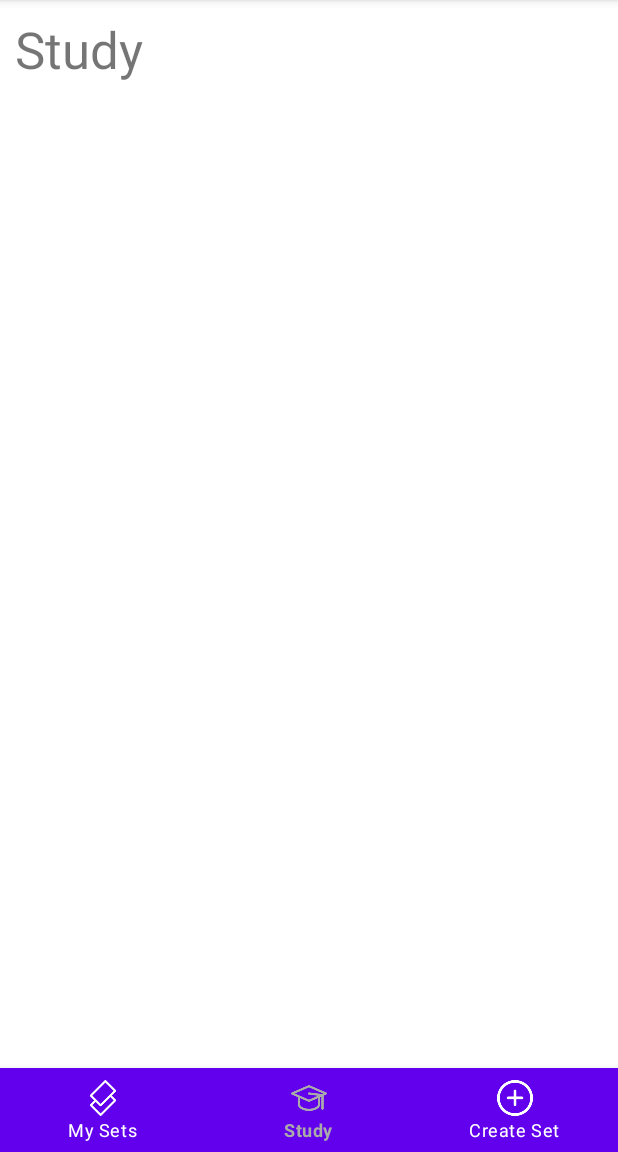
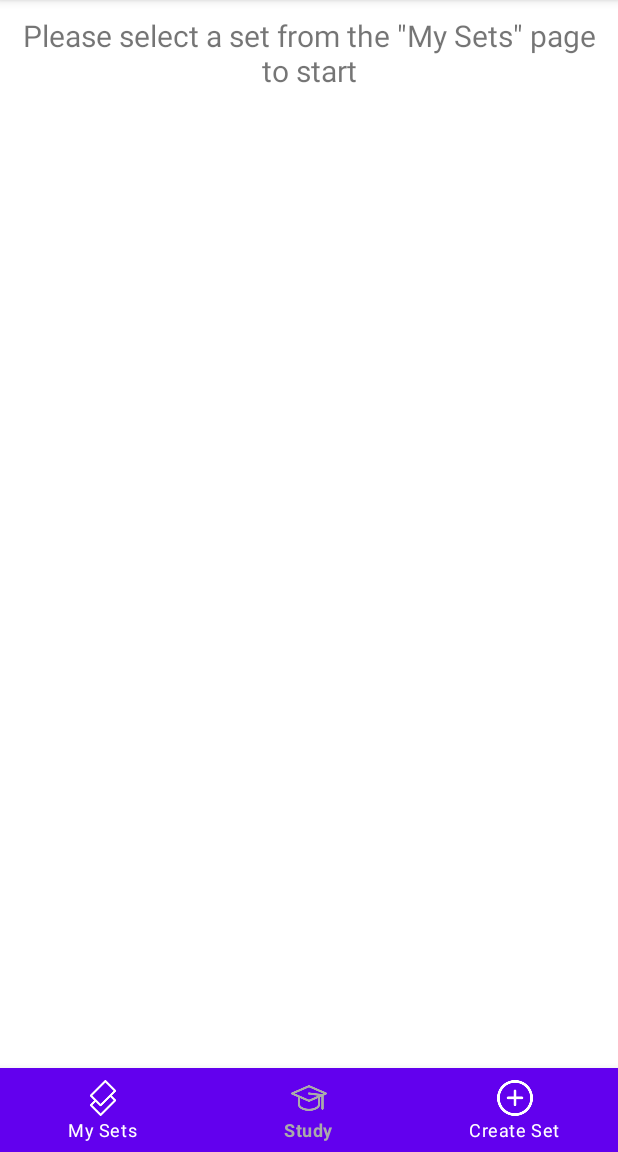
Before and after one commit to vu-5278/final-project-daniel-schroeder-28, an Android app: the StudyActivity screen opened directly, with no data from a screen before it, on a phone screen of 412 x 824 dp, the part 84-1236 px from its top. Run offline under Robolectric (Android 15) with nearby library versions, the phone set to English and light mode, and no system bars; our stand-ins replace Firebase (no records; nobody signed in at launch, a user with empty details on screens opened directly); 1 statement that could not run was skipped.

Commit message:
study page

```diff
--- a/app/src/main/java/com/vanderbilt/flashcardapp/NewUserActivity.java
+++ b/app/src/main/java/com/vanderbilt/flashcardapp/NewUserActivity.java
@@ -68,7 +68,7 @@ public class NewUserActivity extends AppCompatActivity {
                             docRef.get().addOnCompleteListener(newDocTask -> {
                                 if (newDocTask.isSuccessful()) {
                                     HashMap<String, String> fieldsMap = new HashMap<>();
-                                    fieldsMap.put("uid", user.getUid());
+                                    fieldsMap.put("sets", "");
                                     docRef.set(fieldsMap).addOnSuccessListener(documentReference -> {
                                         AppGlobals.setUser(user);
                                         Intent intent = new Intent(NewUserActivity.this, MySetsActivity.class);
--- a/app/src/main/java/com/vanderbilt/flashcardapp/StudyActivity.java
+++ b/app/src/main/java/com/vanderbilt/flashcardapp/StudyActivity.java
@@ -5,23 +5,108 @@ import androidx.appcompat.app.AppCompatActivity;
 import android.content.Intent;
 import android.os.Bundle;
 import android.view.MenuItem;
+import android.view.View;
+import android.widget.Button;
+import android.widget.TextView;
+
 import com.google.android.material.navigation.NavigationBarView;
 import com.google.firebase.auth.FirebaseUser;
+
+import java.util.ArrayList;
+import java.util.HashMap;
 
 public class StudyActivity extends AppCompatActivity {
 
     public FirebaseUser user;
+    boolean front;
+    public static ArrayList<HashMap<String,String>> flashcardList;
+    public static int index;
+    Button buttonNextCard;
+    Button buttonPreviousCard;
+    TextView currentCard;
 
     @Override
     protected void onCreate(Bundle savedInstanceState) {
         super.onCreate(savedInstanceState);
         setContentView(R.layout.activity_study);
 
+        buttonNextCard = findViewById(R.id.buttonNextCard);
+        buttonPreviousCard = findViewById(R.id.buttonPreviousCard);
+        currentCard = findViewById(R.id.textViewCurrentCard);
+
+        if (AppGlobals.getLastSetStudied().equals("")) {
+            buttonNextCard.setAlpha(0);
+            buttonPreviousCard.setAlpha(0);
+            currentCard.setAlpha(0);
+            ((TextView) findViewById(R.id.textStudyInstructions)).setText("Please select a set from the \"My Sets\" page to start");
+            (findViewById(R.id.textStudyInstructions)).setTextAlignment(View.TEXT_ALIGNMENT_CENTER);
+        } else {
+            loadSet(AppGlobals.getLastSetStudied());
+        }
+
         user = AppGlobals.getUser();
+        front = true;
 
         NavigationBarView navBar = findViewById(R.id.bottom_navigation);
         navBar.setSelectedItemId(R.id.study);
         navBar.setOnItemSelectedListener(this::navigate);
+
+        buttonNextCard.setOnClickListener(this::nextStudyCard);
+        buttonPreviousCard.setOnClickListener(this::previousStudyCard);
+        currentCard.setOnClickListener(this::flipCard);
+    }
+
+    private void loadSet(String lastSetStudied) {
+        flashcardList = AppGlobals.getUserSets().get(lastSetStudied);
+        index = 0;
+        String frontText = "";
+        for (String k : flashcardList.get(index).keySet()) {
+            frontText = k;
+        }
+        currentCard.setText(frontText);
+    }
+
+    public void previousStudyCard(View view) {
+        front = true;
+        if (index == 0) {
+            return;
+        }
+        index--;
+        String frontText = "";
+        for (String k : flashcardList.get(index).keySet()) {
+            frontText = k;
+        }
+
+        currentCard.setText(frontText);
+    }
+
+    public void nextStudyCard(View view) {
+        front = true;
+        if (flashcardList.size() <= index + 1) {
+            return;
+        }
+        index++;
+        String frontText = "";
+        for (String k : flashcardList.get(index).keySet()) {
+            frontText = k;
+        }
+
+        currentCard.setText(frontText);
+    }
+
+    public void flipCard(View view) {
+        String frontText = "";
+        for (String k : flashcardList.get(index).keySet()) {
+            frontText = k;
+        }
+
+        if (front) {
+            currentCard.setText(flashcardList.get(index).get(frontText));
+            front = false;
+        } else {
+            currentCard.setText(frontText);
+            front = true;
+        }
     }
 
     /**
@@ -33,14 +118,12 @@ public class StudyActivity extends AppCompatActivity {
         switch (menuItem.getItemId()) {
             case (R.id.sets):
                 Intent intentMySets = new Intent(this, MySetsActivity.class);
-                intentMySets.putExtra("user", user);
                 startActivity(intentMySets);
                 break;
             case (R.id.study):
                 return false;
             case (R.id.add):
                 Intent intentAddSet = new Intent(this, AddSetActivity.class);
-                intentAddSet.putExtra("user", user);
                 startActivity(intentAddSet);
                 break;
         }
--- /dev/null
+++ b/app/src/main/res/drawable/border.xml
@@ -0,0 +1,4 @@
+<shape xmlns:android="http://schemas.android.com/apk/res/android" android:shape="rectangle" >
+    <solid android:color="@android:color/transparent" />
+    <stroke android:width="1dip" android:color="@android:color/black"/>
+</shape>
--- a/app/src/main/res/layout/activity_study.xml
+++ b/app/src/main/res/layout/activity_study.xml
@@ -17,17 +17,64 @@
         app:menu="@menu/bottom_navigation_menu" />
 
     <TextView
-        android:id="@+id/textViewWelcomeUser"
+        android:id="@+id/textStudyInstructions"
         android:layout_width="wrap_content"
         android:layout_height="wrap_content"
         android:paddingStart="10dp"
         android:paddingTop="10dp"
         android:paddingEnd="10dp"
-        android:text="Study"
+        android:text="@string/tap_card_to_flip"
         android:textAlignment="viewStart"
         android:textAllCaps="false"
-        android:textSize="34sp"
+        android:textSize="20sp"
         app:layout_constraintLeft_toLeftOf="parent"
+        app:layout_constraintRight_toRightOf="parent"
         app:layout_constraintTop_toTopOf="parent" />
 
+    <TextView
+        android:id="@+id/textViewCurrentCard"
+        android:layout_width="match_parent"
+        android:layout_height="wrap_content"
+        android:layout_marginLeft="25dp"
+        android:layout_marginRight="25dp"
+        android:layout_marginBottom="100dp"
+        android:background="@drawable/border"
+        android:clickable="true"
+        android:maxHeight="300dp"
+        android:minHeight="200dp"
+        android:gravity="center"
+        app:layout_constraintBottom_toTopOf="@id/bottom_navigation"
+        app:layout_constraintEnd_toEndOf="parent"
+        app:layout_constraintStart_toStartOf="parent"
+        app:layout_constraintTop_toBottomOf="@+id/textStudyInstructions" />
+
+    <Button
+        android:id="@+id/buttonNextCard"
+        android:layout_width="wrap_content"
+        android:minWidth="155dp"
+        android:layout_height="wrap_content"
+        android:onClick="nextStudyCard"
+        android:text="@string/next_card"
+        app:layout_constraintBottom_toTopOf="@+id/bottom_navigation"
+        app:layout_constraintRight_toRightOf="parent"
+        app:layout_constraintLeft_toLeftOf="@id/guideline"/>
+
+    <Button
+        android:id="@+id/buttonPreviousCard"
+        android:layout_width="wrap_content"
+        android:minWidth="155dp"
+        android:layout_height="wrap_content"
+        android:onClick="previousStudyCard"
+        android:text="@string/previous_card"
+        app:layout_constraintBottom_toTopOf="@+id/bottom_navigation"
+        app:layout_constraintLeft_toLeftOf="parent"
+        app:layout_constraintRight_toRightOf="@id/guideline" />
+
+    <androidx.constraintlayout.widget.Guideline
+        android:id="@+id/guideline"
+        android:layout_width="wrap_content"
+        android:layout_height="wrap_content"
+        android:orientation="vertical"
+        app:layout_constraintGuide_percent="0.5"/>
+
 </androidx.constraintlayout.widget.ConstraintLayout>
--- a/app/src/main/res/values/strings.xml
+++ b/app/src/main/res/values/strings.xml
@@ -29,4 +29,5 @@
     <string name="view">View</string>
     <string name="new_set">New Set</string>
     <string name="email">Email</string>
+    <string name="tap_card_to_flip">Tap card to flip</string>
 </resources>
```
Also changed, not shown: 1 other file.
